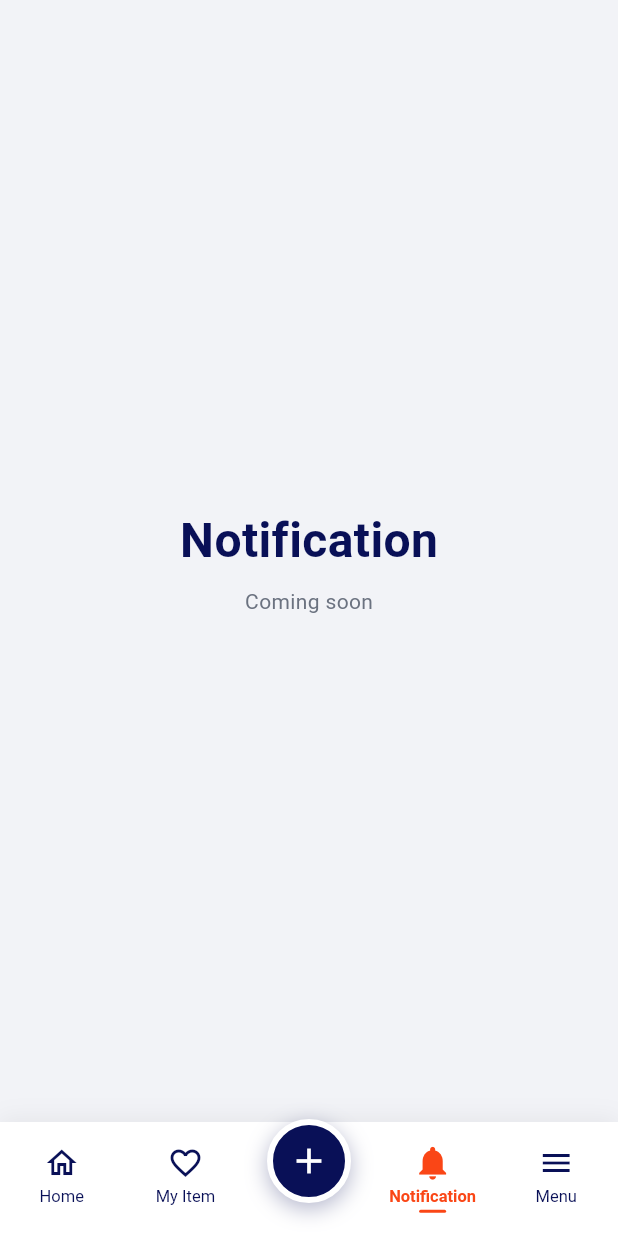
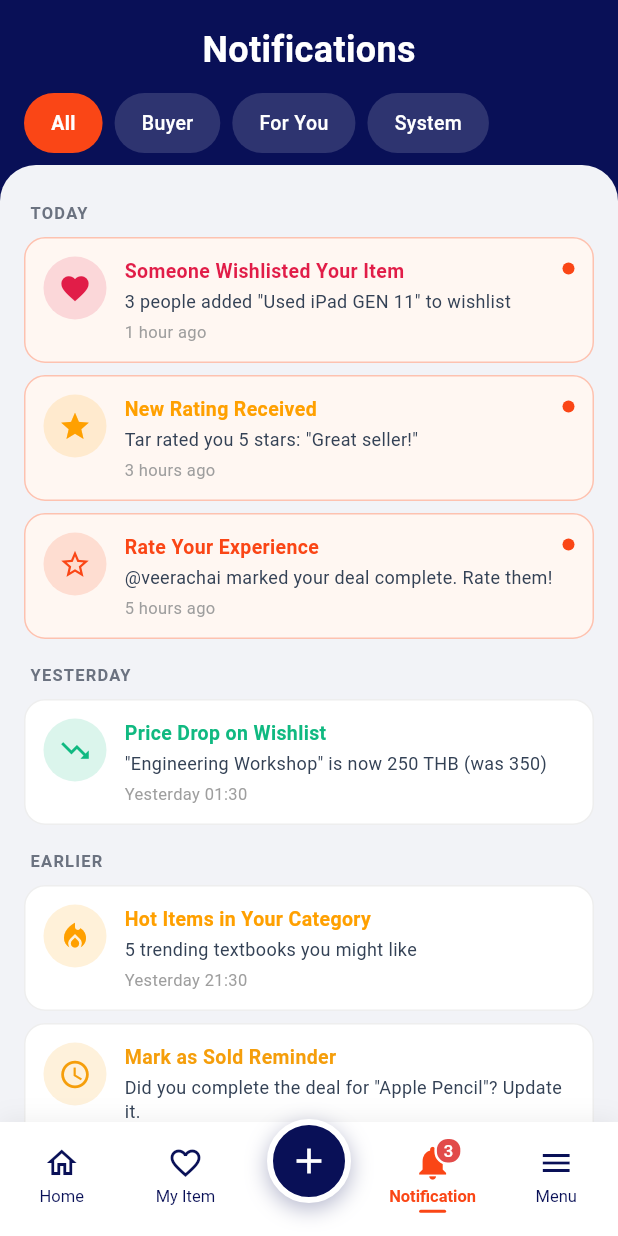
Before and after one commit to sorasitlaiget/ModSwap, a Flutter app: the MainNavigationScreen screen opened directly, item 3 of the bottom bar chosen, on a phone screen of 412 x 824 dp. Run offline on Flutter 3.47's test engine with Material 3 defaults, Android fonts, the phone set to English and light mode, and no system bars; our stand-ins replace cached_network_image, cloud_firestore, dio, firebase_auth, firebase_core, firebase_storage and 2 more; accounts and stored records are empty; network calls fail.

Commit message:
Notification Page Mockup

```diff
--- /dev/null
+++ b/my_final_app/lib/models/notification_model.dart
@@ -0,0 +1,160 @@
+import 'package:flutter/material.dart';
+
+/// All possible notification categories for ModSwap.
+/// 4 tabs total (Swap tab removed - no in-app swap request flow).
+enum NotificationCategory {
+  buyer,     // wishlist, rating, mark_sold_reminder
+  forYou,    // price_drop, trending, new_item
+  system,    // welcome, email_verified, security, password
+}
+
+/// All possible notification types (matches FCM payload "type" field).
+enum NotificationType {
+  // Buyer (seller-side activity)
+  wishlist,
+  ratingReceived,
+  rateRequest,
+  markSoldReminder,
+
+  // For You (recommendations)
+  priceDrop,
+  trending,
+  newItemFromSeller,
+
+  // System
+  welcome,
+  emailVerified,
+  passwordChanged,
+  securityAlert,
+}
+
+extension NotificationTypeProps on NotificationType {
+  NotificationCategory get category {
+    switch (this) {
+      case NotificationType.wishlist:
+      case NotificationType.ratingReceived:
+      case NotificationType.rateRequest:
+      case NotificationType.markSoldReminder:
+        return NotificationCategory.buyer;
+      case NotificationType.priceDrop:
+      case NotificationType.trending:
+      case NotificationType.newItemFromSeller:
+        return NotificationCategory.forYou;
+      case NotificationType.welcome:
+      case NotificationType.emailVerified:
+      case NotificationType.passwordChanged:
+      case NotificationType.securityAlert:
+        return NotificationCategory.system;
+    }
+  }
+
+  IconData get icon {
+    switch (this) {
+      case NotificationType.wishlist:
+        return Icons.favorite;
+      case NotificationType.ratingReceived:
+        return Icons.star;
+      case NotificationType.rateRequest:
+        return Icons.star_border;
+      case NotificationType.markSoldReminder:
+        return Icons.access_time;
+      case NotificationType.priceDrop:
+        return Icons.trending_down;
+      case NotificationType.trending:
+        return Icons.local_fire_department;
+      case NotificationType.newItemFromSeller:
+        return Icons.new_releases_outlined;
+      case NotificationType.welcome:
+        return Icons.celebration;
+      case NotificationType.emailVerified:
+        return Icons.mark_email_read;
+      case NotificationType.passwordChanged:
+        return Icons.lock_outline;
+      case NotificationType.securityAlert:
+        return Icons.warning_amber;
+    }
+  }
+
+  Color get color {
+    switch (this) {
+      case NotificationType.wishlist:
+        return const Color(0xFFE11D48);
+      case NotificationType.ratingReceived:
+      case NotificationType.trending:
+        return const Color(0xFFFFA000);
+      case NotificationType.rateRequest:
+      case NotificationType.welcome:
+        return const Color(0xFFFA4616);
+      case NotificationType.markSoldReminder:
+        return const Color(0xFFF59E0B);
+      case NotificationType.priceDrop:
+      case NotificationType.emailVerified:
+        return const Color(0xFF10B981);
+      case NotificationType.newItemFromSeller:
+      case NotificationType.passwordChanged:
+        return const Color(0xFF3B82F6);
+      case NotificationType.securityAlert:
+        return const Color(0xFFEF4444);
+    }
+  }
+}
+
+class AppNotification {
+  final String id;
+  final NotificationType type;
+  final String title;
+  final String body;
+  final DateTime createdAt;
+  final bool isRead;
+  final String? deepLinkTarget; // e.g. /item/123, /chat/456, /rating/789
+  final Map<String, dynamic>? data; // additional FCM payload data
+
+  const AppNotification({
+    required this.id,
+    required this.type,
+    required this.title,
+    required this.body,
+    required this.createdAt,
+    this.isRead = false,
+    this.deepLinkTarget,
+    this.data,
+  });
+
+  AppNotification copyWith({bool? isRead}) {
+    return AppNotification(
+      id: id,
+      type: type,
+      title: title,
+      body: body,
+      createdAt: createdAt,
+      isRead: isRead ?? this.isRead,
+      deepLinkTarget: deepLinkTarget,
+      data: data,
+    );
+  }
+
+  NotificationCategory get category => type.category;
+  IconData get icon => type.icon;
+  Color get color => type.color;
+
+  /// Returns relative time string like "1 hour ago", "Yesterday 14:30"
+  String get timeAgo {
+    final now = DateTime.now();
+    final diff = now.difference(createdAt);
+
+    if (diff.inMinutes < 1) return 'Just now';
+    if (diff.inMinutes < 60) return '${diff.inMinutes} min ago';
+    if (diff.inHours < 24) return '${diff.inHours} hour${diff.inHours > 1 ? 's' : ''} ago';
+    if (diff.inDays == 1) {
+      return 'Yesterday ${_formatTime(createdAt)}';
+    }
+    if (diff.inDays < 7) return '${diff.inDays} days ago';
+    return '${createdAt.day}/${createdAt.month}/${createdAt.year}';
+  }
+
+  String _formatTime(DateTime dt) {
+    final h = dt.hour.toString().padLeft(2, '0');
+    final m = dt.minute.toString().padLeft(2, '0');
+    return '$h:$m';
+  }
+}
--- a/my_final_app/lib/screen/main_navigation_screen.dart
+++ b/my_final_app/lib/screen/main_navigation_screen.dart
@@ -7,6 +7,8 @@ import 'home_screen.dart';
 import 'my_items_screen.dart';
 import 'post_item_screen.dart';
 import 'wishlist_screen.dart';
+import '../services/mock_notifications.dart';
+import 'notification_screen.dart';
 
 class MainNavigationScreen extends StatefulWidget {
   const MainNavigationScreen({super.key});
@@ -56,10 +58,10 @@ class _MainNavigationScreenState extends State<MainNavigationScreen> {
         child: _buildPage(_currentIndex),
       ),
       bottomNavigationBar: ModSwapBottomNav(
-        currentIndex: _currentIndex,
-        notificationCount: 0,
-        onTap: _onTap,
-      ),
+      currentIndex: _currentIndex,
+      notificationCount: MockNotifications.unreadCount(),  // ← เปลี่ยน
+      onTap: _onTap,
+    ),
     );
   }
 
@@ -69,6 +71,9 @@ class _MainNavigationScreenState extends State<MainNavigationScreen> {
     }
     if (index == 1) {
       return MyItemsScreen(key: ValueKey('my_items_${DateTime.now().millisecondsSinceEpoch}'));
+    }
+    if (index == 3) {                                       // ← เพิ่ม block นี้
+      return const NotificationScreen(key: ValueKey('notification'));
     }
     if (index == 4) {
       return const _MenuPage(key: ValueKey('menu'));
--- /dev/null
+++ b/my_final_app/lib/screen/notification_screen.dart
@@ -0,0 +1,270 @@
+import 'package:flutter/material.dart';
+import '../models/notification_model.dart';
+import '../services/mock_notifications.dart';
+import '../theme/app_colors.dart';
+
+class NotificationScreen extends StatefulWidget {
+  const NotificationScreen({super.key});
+
+  @override
+  State<NotificationScreen> createState() => _NotificationScreenState();
+}
+
+class _NotificationScreenState extends State<NotificationScreen> {
+  NotificationCategory? _selectedCategory; // null = All
+  late List<AppNotification> _notifications;
+
+  @override
+  void initState() {
+    super.initState();
+    _notifications = MockNotifications.getAll();
+  }
+
+  List<AppNotification> get _filtered {
+    if (_selectedCategory == null) return _notifications;
+    return _notifications
+        .where((n) => n.category == _selectedCategory)
+        .toList();
+  }
+
+  void _markAsRead(String id) {
+    setState(() {
+      _notifications = _notifications
+          .map((n) => n.id == id ? n.copyWith(isRead: true) : n)
+          .toList();
+    });
+  }
+
+  @override
+  Widget build(BuildContext context) {
+    final grouped = MockNotifications.groupByDate(_filtered);
+
+    return Scaffold(
+      backgroundColor: AppColors.navy,
+      body: SafeArea(
+        child: Column(
+          children: [
+            _buildHeader(),
+            _buildTabs(),
+            const SizedBox(height: 8),
+            Expanded(
+              child: Container(
+                decoration: const BoxDecoration(
+                  color: Color(0xFFF2F3F7),
+                  borderRadius: BorderRadius.only(
+                    topLeft: Radius.circular(24),
+                    topRight: Radius.circular(24),
+                  ),
+                ),
+                child: _filtered.isEmpty ? _emptyState() : _buildList(grouped),
+              ),
+            ),
+          ],
+        ),
+      ),
+    );
+  }
+
+  Widget _buildHeader() {
+    return const Padding(
+      padding: EdgeInsets.fromLTRB(20, 16, 20, 12),
+      child: Text(
+        'Notifications',
+        style: TextStyle(
+          color: Colors.white,
+          fontSize: 24,
+          fontWeight: FontWeight.bold,
+        ),
+      ),
+    );
+  }
+
+  Widget _buildTabs() {
+    return SizedBox(
+      height: 40,
+      child: ListView(
+        scrollDirection: Axis.horizontal,
+        padding: const EdgeInsets.symmetric(horizontal: 16),
+        children: [
+          _tab(null, 'All'),
+          const SizedBox(width: 8),
+          _tab(NotificationCategory.buyer, 'Buyer'),
+          const SizedBox(width: 8),
+          _tab(NotificationCategory.forYou, 'For You'),
+          const SizedBox(width: 8),
+          _tab(NotificationCategory.system, 'System'),
+        ],
+      ),
+    );
+  }
+
+  Widget _tab(NotificationCategory? cat, String label) {
+    final isActive = _selectedCategory == cat;
+    return GestureDetector(
+      onTap: () => setState(() => _selectedCategory = cat),
+      child: AnimatedContainer(
+        duration: const Duration(milliseconds: 200),
+        padding: const EdgeInsets.symmetric(horizontal: 18, vertical: 8),
+        decoration: BoxDecoration(
+          color: isActive ? AppColors.orange : Colors.white.withOpacity(0.15),
+          borderRadius: BorderRadius.circular(20),
+        ),
+        child: Center(
+          child: Text(
+            label,
+            style: TextStyle(
+              color: Colors.white,
+              fontSize: 13,
+              fontWeight: isActive ? FontWeight.bold : FontWeight.w500,
+            ),
+          ),
+        ),
+      ),
+    );
+  }
+
+  Widget _buildList(Map<String, List<AppNotification>> grouped) {
+    return ListView(
+      padding: const EdgeInsets.fromLTRB(16, 16, 16, 24),
+      children: grouped.entries.expand((entry) {
+        return <Widget>[
+          Padding(
+            padding: const EdgeInsets.only(top: 8, bottom: 8, left: 4),
+            child: Text(
+              entry.key,
+              style: const TextStyle(
+                color: AppColors.textGray,
+                fontSize: 11,
+                fontWeight: FontWeight.bold,
+                letterSpacing: 0.8,
+              ),
+            ),
+          ),
+          ...entry.value.map(
+            (n) => _NotificationCard(
+              notification: n,
+              onTap: () => _markAsRead(n.id),
+            ),
+          ),
+        ];
+      }).toList(),
+    );
+  }
+
+  Widget _emptyState() {
+    return Center(
+      child: Column(
+        mainAxisAlignment: MainAxisAlignment.center,
+        children: [
+          Icon(
+            Icons.notifications_off_outlined,
+            size: 64,
+            color: AppColors.textGray.withOpacity(0.4),
+          ),
+          const SizedBox(height: 16),
+          const Text(
+            'No notifications',
+            style: TextStyle(
+              fontSize: 16,
+              fontWeight: FontWeight.bold,
+              color: AppColors.navy,
+            ),
+          ),
+          const SizedBox(height: 6),
+          const Text(
+            "You're all caught up!",
+            style: TextStyle(fontSize: 12, color: AppColors.textGray),
+          ),
+        ],
+      ),
+    );
+  }
+}
+
+class _NotificationCard extends StatelessWidget {
+  final AppNotification notification;
+  final VoidCallback onTap;
+
+  const _NotificationCard({required this.notification, required this.onTap});
+
+  @override
+  Widget build(BuildContext context) {
+    return GestureDetector(
+      onTap: onTap,
+      child: Container(
+        margin: const EdgeInsets.only(bottom: 8),
+        padding: const EdgeInsets.all(12),
+        decoration: BoxDecoration(
+          color: notification.isRead ? Colors.white : AppColors.unreadBg,
+          borderRadius: BorderRadius.circular(14),
+          border: Border.all(
+            color: notification.isRead
+                ? Colors.grey.shade200
+                : AppColors.orange.withOpacity(0.3),
+          ),
+        ),
+        child: Row(
+          crossAxisAlignment: CrossAxisAlignment.start,
+          children: [
+            Container(
+              width: 42,
+              height: 42,
+              decoration: BoxDecoration(
+                color: notification.color.withOpacity(0.15),
+                shape: BoxShape.circle,
+              ),
+              child: Icon(
+                notification.icon,
+                color: notification.color,
+                size: 22,
+              ),
+            ),
+            const SizedBox(width: 12),
+            Expanded(
+              child: Column(
+                crossAxisAlignment: CrossAxisAlignment.start,
+                children: [
+                  Text(
+                    notification.title,
+                    style: TextStyle(
+                      fontWeight: FontWeight.bold,
+                      fontSize: 13,
+                      color: notification.color,
+                    ),
+                  ),
+                  const SizedBox(height: 3),
+                  Text(
+                    notification.body,
+                    style: const TextStyle(
+                      fontSize: 12,
+                      color: Color(0xFF334155),
+                      height: 1.35,
+                    ),
+                  ),
+                  const SizedBox(height: 4),
+                  Text(
+                    notification.timeAgo,
+                    style: TextStyle(
+                      fontSize: 11,
+                      color: Colors.grey.shade500,
+                    ),
+                  ),
+                ],
+              ),
+            ),
+            if (!notification.isRead)
+              Container(
+                margin: const EdgeInsets.only(top: 4),
+                width: 8,
+                height: 8,
+                decoration: const BoxDecoration(
+                  color: AppColors.orange,
+                  shape: BoxShape.circle,
+                ),
+              ),
+          ],
+        ),
+      ),
+    );
+  }
+}
--- /dev/null
+++ b/my_final_app/lib/services/mock_notifications.dart
@@ -0,0 +1,159 @@
+import '../models/notification_model.dart';
+
+/// Mock notification data for frontend development.
+/// Replace with Firestore stream from `users/{userId}/notifications/` later.
+class MockNotifications {
+  static List<AppNotification> getAll() {
+    final now = DateTime.now();
+    return [
+      // ========== TODAY ==========
+      AppNotification(
+        id: 'n1',
+        type: NotificationType.wishlist,
+        title: 'Someone Wishlisted Your Item',
+        body: '3 people added "Used iPad GEN 11" to wishlist',
+        createdAt: now.subtract(const Duration(hours: 1)),
+        isRead: false,
+        deepLinkTarget: '/item/ipad-gen-11',
+        data: {'itemId': 'ipad-gen-11', 'count': 3},
+      ),
+      AppNotification(
+        id: 'n2',
+        type: NotificationType.ratingReceived,
+        title: 'New Rating Received',
+        body: 'Tar rated you 5 stars: "Great seller!"',
+        createdAt: now.subtract(const Duration(hours: 3)),
+        isRead: false,
+        deepLinkTarget: '/profile/me/ratings',
+        data: {'stars': 5, 'reviewerId': 'tar_uid'},
+      ),
+      AppNotification(
+        id: 'n3',
+        type: NotificationType.rateRequest,
+        title: 'Rate Your Experience',
+        body: '@veerachai marked your deal complete. Rate them!',
+        createdAt: now.subtract(const Duration(hours: 5)),
+        isRead: false,
+        deepLinkTarget: '/rating/txn_xyz',
+        data: {'transactionId': 'txn_xyz', 'sellerId': 'veerachai_uid'},
+      ),
+
+      // ========== YESTERDAY ==========
+      AppNotification(
+        id: 'n4',
+        type: NotificationType.priceDrop,
+        title: 'Price Drop on Wishlist',
+        body: '"Engineering Workshop" is now 250 THB (was 350)',
+        createdAt: now.subtract(const Duration(days: 1, hours: 9)),
+        isRead: true,
+        deepLinkTarget: '/item/engineering-workshop',
+        data: {'oldPrice': 350, 'newPrice': 250},
+      ),
+      AppNotification(
+        id: 'n5',
+        type: NotificationType.trending,
+        title: 'Hot Items in Your Category',
+        body: '5 trending textbooks you might like',
+        createdAt: now.subtract(const Duration(days: 1, hours: 13)),
+        isRead: true,
+        deepLinkTarget: '/category/textbooks?filter=trending',
+      ),
+      AppNotification(
+        id: 'n6',
+        type: NotificationType.markSoldReminder,
+        title: 'Mark as Sold Reminder',
+        body: 'Did you complete the deal for "Apple Pencil"? Update it.',
+        createdAt: now.subtract(const Duration(days: 1, hours: 18)),
+        isRead: true,
+        deepLinkTarget: '/my-items/apple-pencil',
+      ),
+
+      // ========== EARLIER ==========
+      AppNotification(
+        id: 'n7',
+        type: NotificationType.welcome,
+        title: 'Welcome to ModSwap!',
+        body: 'Start buying, selling, and swapping with KMUTT',
+        createdAt: now.subtract(const Duration(days: 2)),
+        isRead: true,
+        deepLinkTarget: '/onboarding',
+      ),
+      AppNotification(
+        id: 'n8',
+        type: NotificationType.emailVerified,
+        title: 'Email Verified',
+        body: 'Your @mail.kmutt.ac.th account is now verified',
+        createdAt: now.subtract(const Duration(days: 3)),
+        isRead: true,
+      ),
+      AppNotification(
+        id: 'n9',
+        type: NotificationType.newItemFromSeller,
+        title: 'New Item from @mod_eng',
+        body: '@mod_eng just posted "Casio fx-991ES Plus"',
+        createdAt: now.subtract(const Duration(days: 4)),
+        isRead: true,
+        deepLinkTarget: '/item/casio-fx-991es',
+      ),
+      AppNotification(
+        id: 'n10',
+        type: NotificationType.passwordChanged,
+        title: 'Password Changed',
+        body: 'Your password was changed at 14:30',
+        createdAt: now.subtract(const Duration(days: 5)),
+        isRead: true,
+        deepLinkTarget: '/settings/security',
+      ),
+      AppNotification(
+        id: 'n11',
+        type: NotificationType.securityAlert,
+        title: 'New Login Detected',
+        body: 'Login from new device. If not you, secure your account.',
+        createdAt: now.subtract(const Duration(days: 6)),
+        isRead: true,
+        deepLinkTarget: '/security',
+      ),
+    ];
+  }
+
+  /// Filter by category. Pass `null` to get all.
+  static List<AppNotification> getByCategory(NotificationCategory? cat) {
+    final all = getAll();
+    if (cat == null) return all;
+    return all.where((n) => n.category == cat).toList();
+  }
+
+  /// Group notifications by date label (Today, Yesterday, Earlier).
+  static Map<String, List<AppNotification>> groupByDate(
+    List<AppNotification> items,
+  ) {
+    final now = DateTime.now();
+    final today = DateTime(now.year, now.month, now.day);
+    final yesterday = today.subtract(const Duration(days: 1));
+
+    final today_ = <AppNotification>[];
+    final yesterday_ = <AppNotification>[];
+    final earlier = <AppNotification>[];
+
+    for (final n in items) {
+      final d = DateTime(n.createdAt.year, n.createdAt.month, n.createdAt.day);
+      if (d == today) {
+        today_.add(n);
+      } else if (d == yesterday) {
+        yesterday_.add(n);
+      } else {
+        earlier.add(n);
+      }
+    }
+
+    final result = <String, List<AppNotification>>{};
+    if (today_.isNotEmpty) result['TODAY'] = today_;
+    if (yesterday_.isNotEmpty) result['YESTERDAY'] = yesterday_;
+    if (earlier.isNotEmpty) result['EARLIER'] = earlier;
+    return result;
+  }
+
+  static int unreadCount() {
+    return getAll().where((n) => !n.isRead).length;
+  }
+}
```
Also changed, not shown: my_final_app/package-lock.json (added), my_final_app/pubspec.lock.
